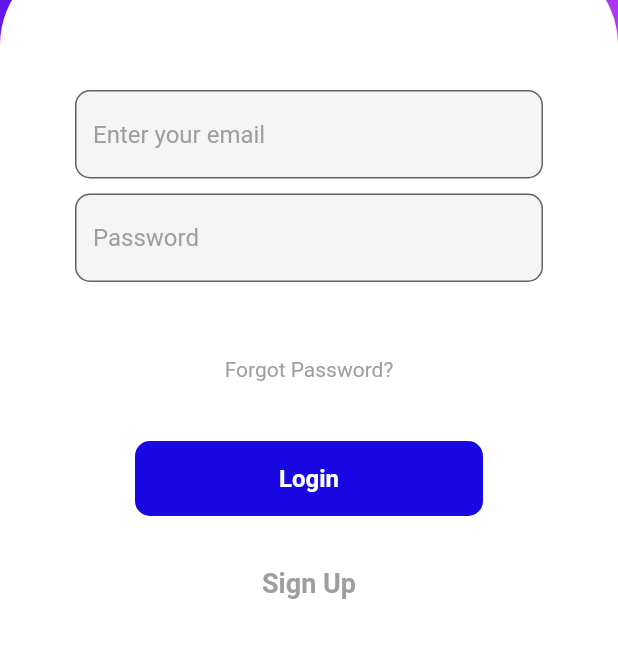
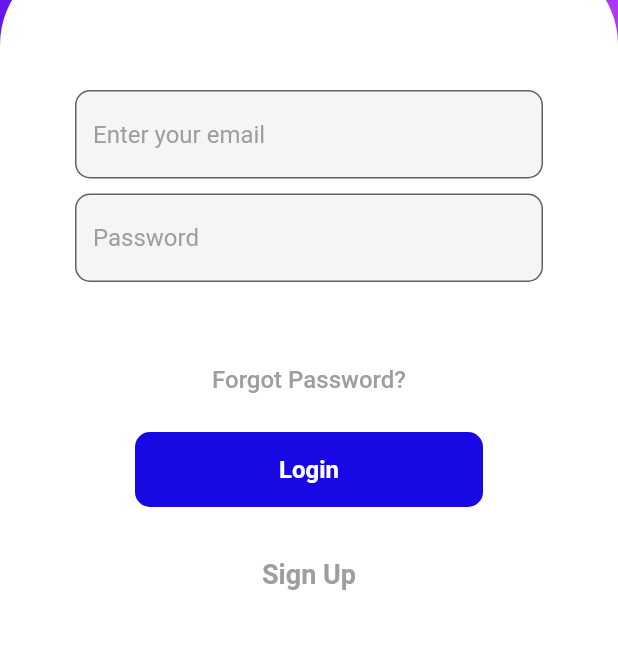
Before and after one commit to aakashsahh/Sapati-app-, a Flutter app: the screen it shows after launch, on a phone screen of 412 x 824 dp, the part 342-1000 px from its top. Run offline on Flutter 3.47's test engine with Material 2 defaults, Android fonts, the phone set to English and light mode, and no system bars.

Commit message:
forgot password changed from text to text button

```diff
--- a/lib/Button.dart
+++ b/lib/Button.dart
@@ -9,6 +9,21 @@ class Button extends StatelessWidget {
   Widget build(BuildContext context) {
     return Column(
       children: [
+        Container(
+          height: 50,
+          margin: const EdgeInsets.symmetric(horizontal: 50),
+          child: Center(
+            child: TextButton(
+                onPressed: () {},
+                child: const Text(
+                  "Forgot Password?",
+                  style: TextStyle(color: Colors.grey, fontSize: 16),
+                )),
+          ),
+        ),
+        const SizedBox(
+          height: 10,
+        ),
         Container(
           height: 50,
           margin: const EdgeInsets.symmetric(horizontal: 50),
@@ -37,7 +52,7 @@ class Button extends StatelessWidget {
           child: Center(
             child: TextButton(
                 onPressed: () {},
-                child: Text(
+                child: const Text(
                   "Sign Up",
                   style: TextStyle(
                       color: Colors.grey,
--- a/lib/InputWrapper.dart
+++ b/lib/InputWrapper.dart
@@ -19,14 +19,7 @@ class InputWrapper extends StatelessWidget {
             child: InputField(),
           ),
           SizedBox(
-            height: 40,
-          ),
-          Text(
-            "Forgot Password?",
-            style: TextStyle(color: Colors.grey),
-          ),
-          SizedBox(
-            height: 40,
+            height: 30,
           ),
           Button()
         ],
```
